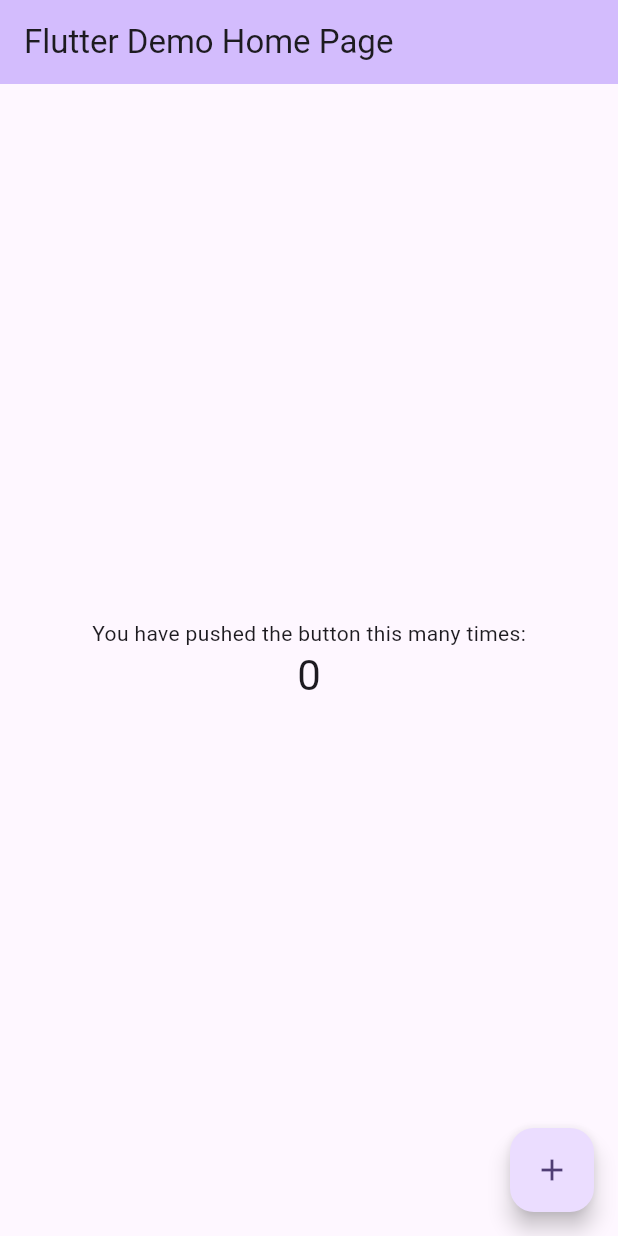
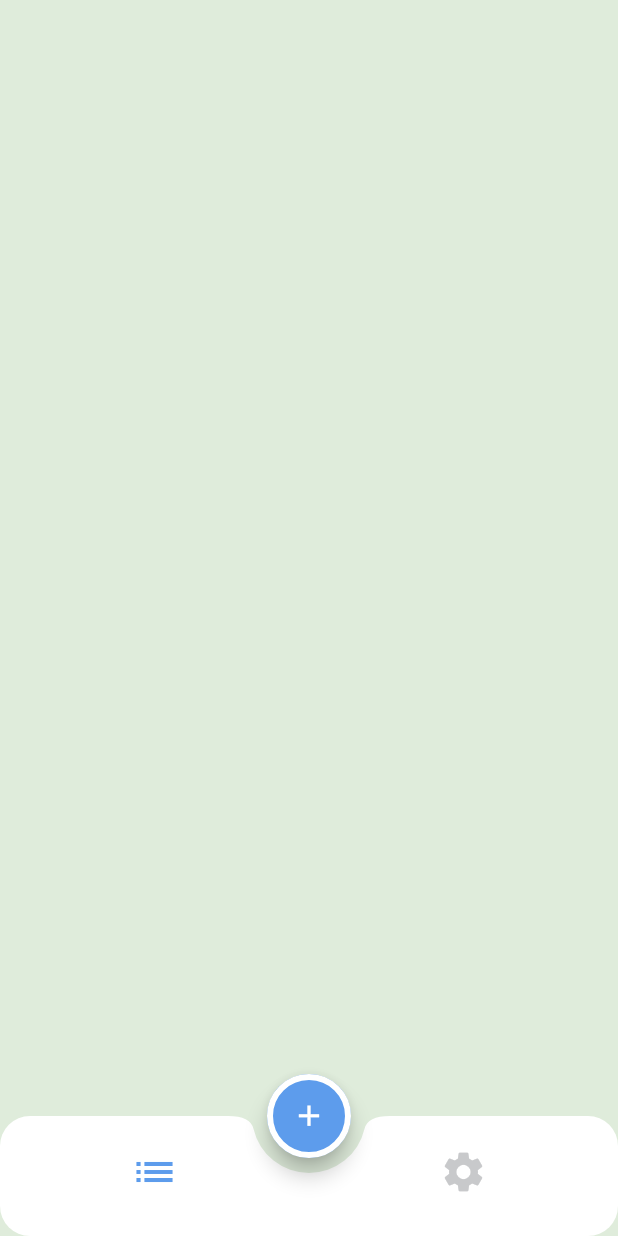
Before and after one commit to MawadaHamed/todo, a Flutter app: the screen it shows after launch, on a phone screen of 412 x 824 dp. Run offline on Flutter 3.47's test engine with Material 3 defaults, Android fonts, the light colour scheme and no system bars.

Commit message:
finish home

```diff
--- /dev/null
+++ b/lib/app_theme.dart
@@ -0,0 +1,36 @@
+import 'package:flutter/material.dart';
+
+class AppTheme{
+  static const Color primary = Color(0XFF5D9CEC);
+  static const Color BackgroundLight = Color(0XFFDFECDB);
+  static const Color BackgroundDark = Color(0XFF060E1E);
+  static const Color black = Color(0XFF363636);
+  static const Color white = Color(0XFFFFFFFF);
+  static const Color gray = Color(0XFFC8C9CB);
+  static const Color green = Color(0XFF61E757);
+  static const Color red = Color(0XFFEC4B4B);
+
+  static ThemeData lightTheme = ThemeData(
+    primaryColor: primary,
+    scaffoldBackgroundColor: BackgroundLight,
+    bottomNavigationBarTheme: BottomNavigationBarThemeData(
+      type: BottomNavigationBarType.fixed,
+      backgroundColor: white,
+      selectedItemColor: primary,
+      unselectedItemColor: gray,
+      showSelectedLabels: false,
+      showUnselectedLabels: false,
+    ),
+      floatingActionButtonTheme: FloatingActionButtonThemeData(
+      backgroundColor: primary,
+        foregroundColor: white,
+        shape: CircleBorder(
+          side: BorderSide(
+              width: 4,
+              color: white
+          ),
+        ),
+  ),
+  );
+  static ThemeData darkTheme = ThemeData();
+}
--- /dev/null
+++ b/lib/home_screen.dart
@@ -0,0 +1,60 @@
+import 'package:flutter/material.dart';
+import 'package:untitled1/app_theme.dart';
+import 'package:untitled1/tabs/settings/setting_tab.dart';
+import 'package:untitled1/tabs/tasks/tasks_tab.dart';
+
+class HomeScreen extends StatefulWidget {
+  static const routeName = '/home';
+
+  @override
+  State<HomeScreen> createState() => _HomeScreenState();
+}
+
+class _HomeScreenState extends State<HomeScreen> {
+  List<Widget> tabs = [
+    TaskTab(),
+    SettingTab(),
+  ];
+  int currentTabIndex = 0;
+  @override
+  Widget build(BuildContext context) {
+    return  Scaffold(
+      body: tabs[currentTabIndex],
+      bottomNavigationBar: ClipRRect(
+        borderRadius: BorderRadius.circular(20),
+        child: BottomAppBar(
+          shape: CircularNotchedRectangle(),
+          notchMargin: 10,
+          clipBehavior: Clip.antiAliasWithSaveLayer,
+          padding: EdgeInsets.zero,
+          color: AppTheme.white,
+          child: BottomNavigationBar(
+            currentIndex: currentTabIndex,
+              onTap: (index) => setState(() =>
+                currentTabIndex = index),
+              elevation: 0,
+              items: [
+                BottomNavigationBarItem(
+                  label: 'Tasks',
+                    icon: Icon(Icons.list,
+                    size: 32,)
+                ),
+                BottomNavigationBarItem(
+                    label: 'Setting',
+                    icon: Icon(Icons.settings,
+                    size: 32,),
+                ),
+              ]
+          ),
+        ),
+      ),
+      floatingActionButton: FloatingActionButton(
+         onPressed: () {},
+        child: Icon(Icons.add,
+        size: 23,
+        ),
+      ),
+      floatingActionButtonLocation: FloatingActionButtonLocation.centerDocked,
+    );
+  }
+}
--- a/lib/main.dart
+++ b/lib/main.dart
@@ -1,125 +1,23 @@
 import 'package:flutter/material.dart';
+import 'package:untitled1/app_theme.dart';
+import 'package:untitled1/home_screen.dart';
 
 void main() {
-  runApp(const MyApp());
+  runApp(TodoApp());
 }
 
-class MyApp extends StatelessWidget {
-  const MyApp({super.key});
-
-  // This widget is the root of your application.
+class TodoApp extends StatelessWidget {
   @override
   Widget build(BuildContext context) {
     return MaterialApp(
-      title: 'Flutter Demo',
-      theme: ThemeData(
-        // This is the theme of your application.
-        //
-        // TRY THIS: Try running your application with "flutter run". You'll see
-        // the application has a blue toolbar. Then, without quitting the app,
-        // try changing the seedColor in the colorScheme below to Colors.green
-        // and then invoke "hot reload" (save your changes or press the "hot
-        // reload" button in a Flutter-supported IDE, or press "r" if you used
-        // the command line to start the app).
-        //
-        // Notice that the counter didn't reset back to zero; the application
-        // state is not lost during the reload. To reset the state, use hot
-        // restart instead.
-        //
-        // This works for code too, not just values: Most code changes can be
-        // tested with just a hot reload.
-        colorScheme: ColorScheme.fromSeed(seedColor: Colors.deepPurple),
-        useMaterial3: true,
-      ),
-      home: const MyHomePage(title: 'Flutter Demo Home Page'),
+      debugShowCheckedModeBanner: false,
+      routes: {
+        HomeScreen.routeName:(_) => HomeScreen(),
+      },
+      initialRoute: HomeScreen.routeName,
+      theme: AppTheme.lightTheme,
+      darkTheme: AppTheme.darkTheme,
+      themeMode: ThemeMode.light,
     );
   }
 }
-
-class MyHomePage extends StatefulWidget {
-  const MyHomePage({super.key, required this.title});
-
-  // This widget is the home page of your application. It is stateful, meaning
-  // that it has a State object (defined below) that contains fields that affect
-  // how it looks.
-
-  // This class is the configuration for the state. It holds the values (in this
-  // case the title) provided by the parent (in this case the App widget) and
-  // used by the build method of the State. Fields in a Widget subclass are
-  // always marked "final".
-
-  final String title;
-
-  @override
-  State<MyHomePage> createState() => _MyHomePageState();
-}
-
-class _MyHomePageState extends State<MyHomePage> {
-  int _counter = 0;
-
-  void _incrementCounter() {
-    setState(() {
-      // This call to setState tells the Flutter framework that something has
-      // changed in this State, which causes it to rerun the build method below
-      // so that the display can reflect the updated values. If we changed
-      // _counter without calling setState(), then the build method would not be
-      // called again, and so nothing would appear to happen.
-      _counter++;
-    });
-  }
-
-  @override
-  Widget build(BuildContext context) {
-    // This method is rerun every time setState is called, for instance as done
-    // by the _incrementCounter method above.
-    //
-    // The Flutter framework has been optimized to make rerunning build methods
-    // fast, so that you can just rebuild anything that needs updating rather
-    // than having to individually change instances of widgets.
-    return Scaffold(
-      appBar: AppBar(
-        // TRY THIS: Try changing the color here to a specific color (to
-        // Colors.amber, perhaps?) and trigger a hot reload to see the AppBar
-        // change color while the other colors stay the same.
-        backgroundColor: Theme.of(context).colorScheme.inversePrimary,
-        // Here we take the value from the MyHomePage object that was created by
-        // the App.build method, and use it to set our appbar title.
-        title: Text(widget.title),
-      ),
-      body: Center(
-        // Center is a layout widget. It takes a single child and positions it
-        // in the middle of the parent.
-        child: Column(
-          // Column is also a layout widget. It takes a list of children and
-          // arranges them vertically. By default, it sizes itself to fit its
-          // children horizontally, and tries to be as tall as its parent.
-          //
-          // Column has various properties to control how it sizes itself and
-          // how it positions its children. Here we use mainAxisAlignment to
-          // center the children vertically; the main axis here is the vertical
-          // axis because Columns are vertical (the cross axis would be
-          // horizontal).
-          //
-          // TRY THIS: Invoke "debug painting" (choose the "Toggle Debug Paint"
-          // action in the IDE, or press "p" in the console), to see the
-          // wireframe for each widget.
-          mainAxisAlignment: MainAxisAlignment.center,
-          children: <Widget>[
-            const Text(
-              'You have pushed the button this many times:',
-            ),
-            Text(
-              '$_counter',
-              style: Theme.of(context).textTheme.headlineMedium,
-            ),
-          ],
-        ),
-      ),
-      floatingActionButton: FloatingActionButton(
-        onPressed: _incrementCounter,
-        tooltip: 'Increment',
-        child: const Icon(Icons.add),
-      ), // This trailing comma makes auto-formatting nicer for build methods.
-    );
-  }
-}
--- /dev/null
+++ b/lib/tabs/settings/setting_tab.dart
@@ -0,0 +1,13 @@
+import 'package:flutter/material.dart';
+
+class SettingTab extends StatelessWidget {
+
+  @override
+  Widget build(BuildContext context) {
+    return Center(
+      child: Text(
+          ''
+      ),
+    ) ;
+  }
+}
--- /dev/null
+++ b/lib/tabs/tasks/tasks_tab.dart
@@ -0,0 +1,13 @@
+import 'package:flutter/material.dart';
+
+class TaskTab extends StatelessWidget {
+
+  @override
+  Widget build(BuildContext context) {
+    return Center(
+      child: Text(
+        ''
+      ),
+    ) ;
+  }
+}
```
Also changed, not shown: 29 other files.
